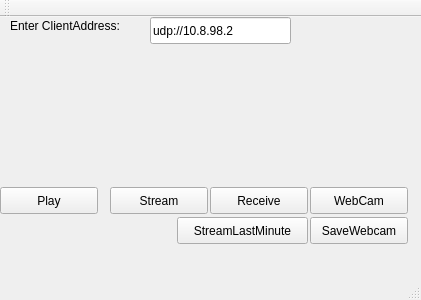
Before: the Qt Designer form mainwindow.ui in lasitha1991/VLC-Security-IP-Solution, drawn with Qt 5.
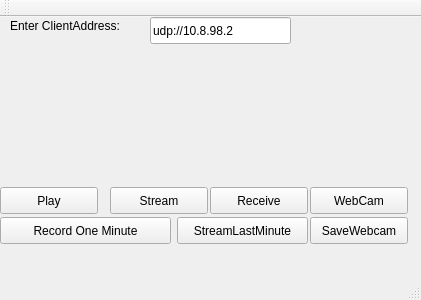
After: the same form once the commit is applied.

Commit message: lap:one minute recording button added

```diff
--- a/mainwindow.ui
+++ b/mainwindow.ui
@@ -128,6 +128,19 @@
      <string>StreamLastMinute</string>
     </property>
    </widget>
+   <widget class="QPushButton" name="BtnRecoreOneMin">
+    <property name="geometry">
+     <rect>
+      <x>0</x>
+      <y>200</y>
+      <width>171</width>
+      <height>27</height>
+     </rect>
+    </property>
+    <property name="text">
+     <string>Record One Minute</string>
+    </property>
+   </widget>
   </widget>
   <widget class="QMenuBar" name="menuBar">
    <property name="geometry">
```
The commit also changes 5 other files.
